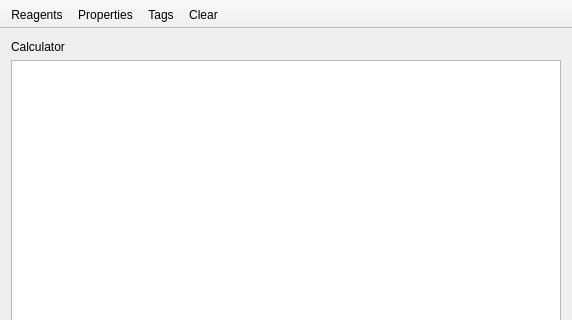
Above: mainwindow.ui from FrankMamuda/fumingcube before the change; both pictures show x 0 to 572 and y 0 to 320 of the 572 by 550 pixel window. Below: the same form after it.
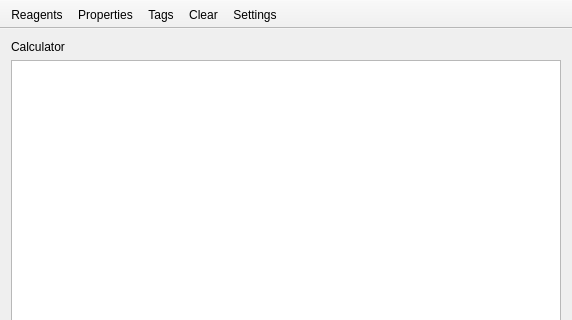
That is the form after the change. Icons and pictures are not drawn. Custom widgets are drawn as their Qt base class.

Commit message: add settings dialog, etc.

Diff of the .ui file:
```diff
--- a/mainwindow.ui
+++ b/mainwindow.ui
@@ -79,6 +79,7 @@
    <addaction name="actionProperties"/>
    <addaction name="actionTags"/>
    <addaction name="actionClear"/>
+   <addaction name="actionSettings"/>
   </widget>
   <action name="actionReagents">
    <property name="checkable">
@@ -122,6 +123,14 @@
     <string>Tags</string>
    </property>
   </action>
+  <action name="actionSettings">
+   <property name="icon">
+    <iconset theme="settings"/>
+   </property>
+   <property name="text">
+    <string>Settings</string>
+   </property>
+  </action>
  </widget>
  <layoutdefault spacing="6" margin="11"/>
  <customwidgets>
```
Left out of the diff: 5 changed lines with no effect on the pictures. The commit also changes 15 other files.
